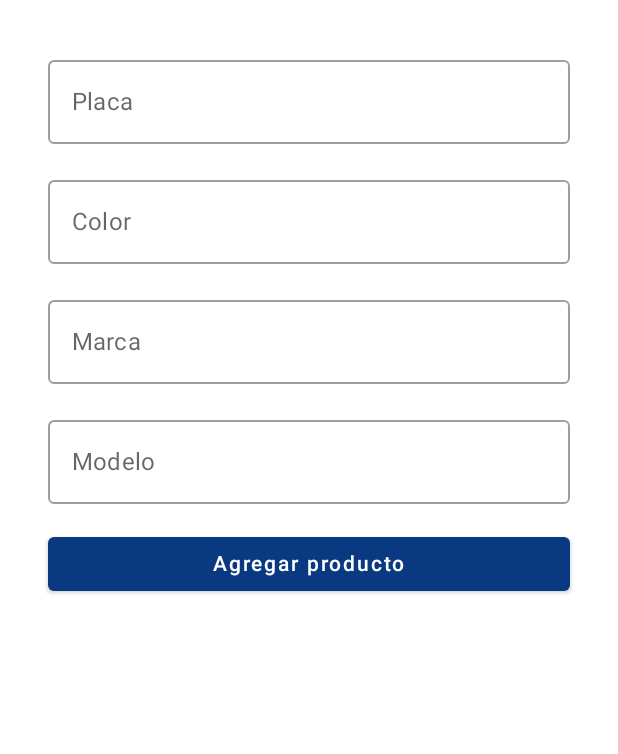
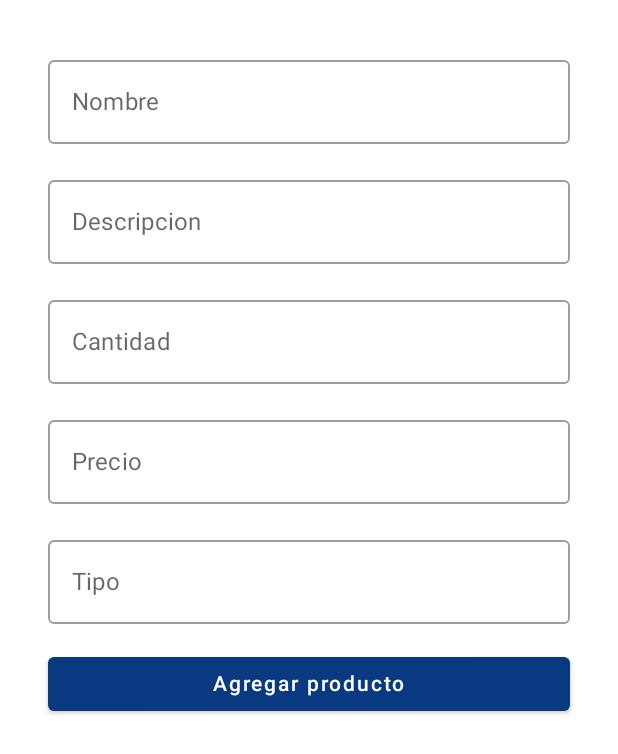
Before and after one commit to Nur-Ali/danp-proyecto, an Android app built with Jetpack Compose: the composable AddScreen shown on its own in the app's theme, on a phone screen of 412 x 824 dp. Shown: the top 754 px of the screen. Run offline under Robolectric (Android 15) with nearby library versions, the phone set to English and light mode, and no system bars.

Commit message:
Errores corregidos

```diff
--- a/app/src/main/java/com/danp/proyecto_01/product/AddScreen.kt
+++ b/app/src/main/java/com/danp/proyecto_01/product/AddScreen.kt
@@ -1,4 +1,4 @@
-package com.danp.danp_laboratorio05.screens
+package com.danp.proyecto_01.product
 
 import android.widget.Toast
 import androidx.compose.foundation.background
@@ -25,15 +25,17 @@ import com.danp.proyecto_01.data.ProductViewModel
 @Composable
 fun AddScreen(
     navController: NavController,
-    carViewModel: ProductViewModel,
+    productViewModel: ProductViewModel,
     onSetAppTitle: (String) -> Unit,
     onShowFab: (Boolean) -> Unit,
     onCarAdded: (Product) -> Unit
 ) {
-    var carPlate by remember { mutableStateOf("") }
-    var carColor by remember { mutableStateOf("") }
-    var carBrand by remember { mutableStateOf("") }
-    var carModel by remember { mutableStateOf("") }
+    var name by remember { mutableStateOf("") }
+    var description by remember { mutableStateOf("") }
+    var amount by remember { mutableStateOf("") }
+    var price by remember { mutableStateOf("") }
+    var type by remember { mutableStateOf("") }
+
     val context = LocalContext.current
 
     LaunchedEffect(Unit) {
@@ -48,36 +50,45 @@ fun AddScreen(
         horizontalAlignment = Alignment.CenterHorizontally,
     ) {
         OutlinedTextField(
-            value = carPlate,
-            onValueChange = { carPlate = it },
-            label = { Text("Placa") },
+            value = name,
+            onValueChange = { name = it },
+            label = { Text("Nombre") },
             modifier = Modifier
                 .padding(top = 16.dp)
                 .fillMaxWidth()
         )
 
         OutlinedTextField(
-            value = carColor,
-            onValueChange = { carColor = it },
-            label = { Text("Color") },
+            value = description,
+            onValueChange = { description = it },
+            label = { Text("Descripcion") },
             modifier = Modifier
                 .padding(top = 16.dp)
                 .fillMaxWidth()
         )
 
         OutlinedTextField(
-            value = carBrand,
-            onValueChange = { carBrand = it },
-            label = { Text("Marca") },
+            value = amount,
+            onValueChange = { amount = it },
+            label = { Text("Cantidad") },
             modifier = Modifier
                 .padding(top = 16.dp)
                 .fillMaxWidth()
         )
 
         OutlinedTextField(
-            value = carModel,
-            onValueChange = { carModel = it },
-            label = { Text("Modelo") },
+            value = price,
+            onValueChange = { price = it },
+            label = { Text("Precio") },
+            modifier = Modifier
+                .padding(top = 16.dp)
+                .fillMaxWidth()
+        )
+
+        OutlinedTextField(
+            value = type,
+            onValueChange = { type = it },
+            label = { Text("Tipo") },
             modifier = Modifier
                 .padding(top = 16.dp)
                 .fillMaxWidth()
@@ -85,21 +96,21 @@ fun AddScreen(
 
         Button(
             onClick = {
-                if (carViewModel.isItemValid(carPlate, carColor, carBrand, carModel)) {
+                if (productViewModel.isItemValid(name, description, amount, price)) {
                     onCarAdded(
                         Product(
                             0,
-                            carPlate.trim(),
-                            carColor.trim(),
-                            carBrand.trim(),
-                            carModel.trim(),
-                            carModel.trim(),
-                            carModel.trim(),
-                            carModel.trim(),
-                            carModel.trim(),
-                            carModel.trim(),
-                            carModel.trim(),
-                            carModel.trim(),
+                            name.trim(),
+                            description.trim(),
+                            "",
+                            amount.trim(),
+                            price.trim(),
+                            "",
+                            "",
+                            type.trim(),
+                            "",
+                            "",
+                            "",
                             )
                     )
                     navController.navigate("home") {
```
Also changed, not shown: app/src/main/java/com/danp/proyecto_01/product/EditScreen.kt (+38 -26 lines), app/src/main/java/com/danp/proyecto_01/product/ProductDetailsScreen.kt (+80 -42 lines), app/src/main/java/com/danp/proyecto_01/product/ProductListScreen.kt (+4 -6 lines), app/src/main/java/com/danp/proyecto_01/screens/ProductsScreen.kt (+4 -12 lines).
